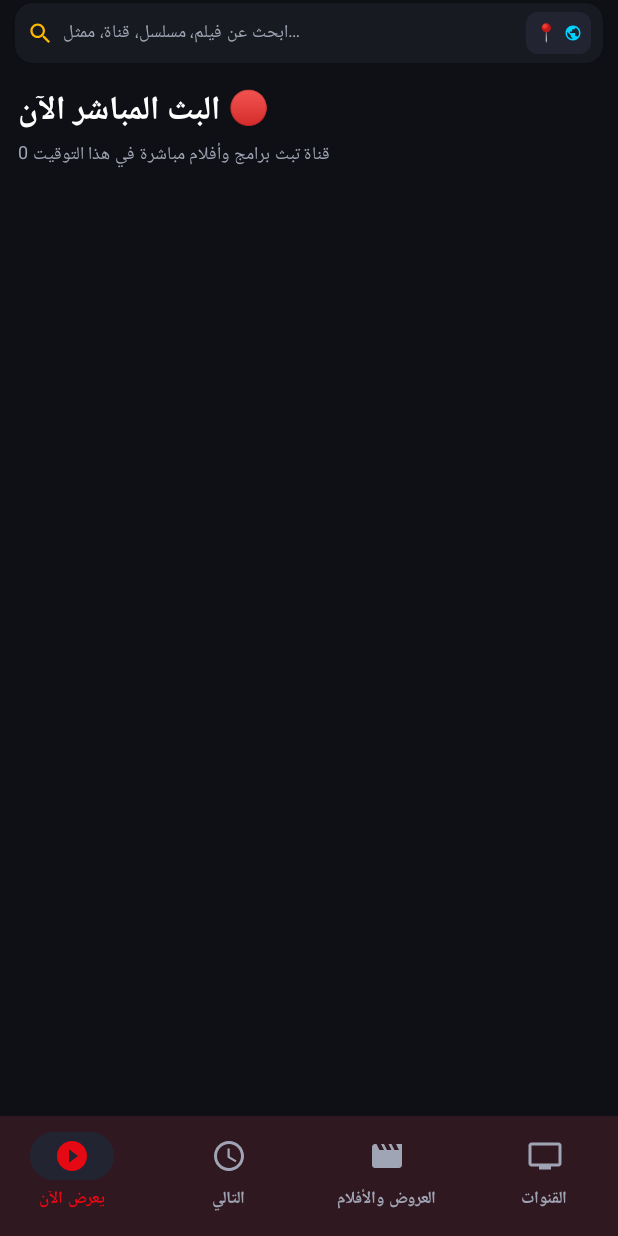
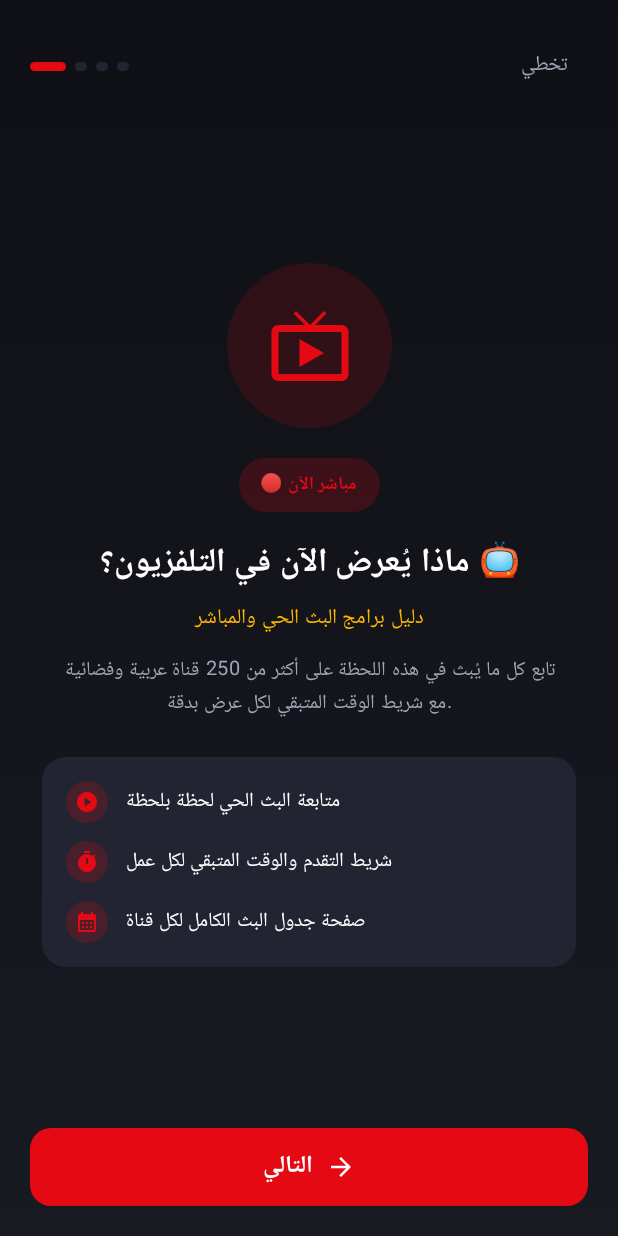
Before and after one commit to khalidfigo43/tv-guide-app-private, an Android app built with Jetpack Compose: the screen it shows after launch (MainActivity), on a phone screen of 412 x 824 dp. Run offline under Robolectric (Android 15) with nearby library versions, the light colour scheme and no system bars; our stand-ins replace AdMob; pictures from the network do not load.

Commit message:
feat: add interactive onboarding tour for new users and bump version to 1.0.1

```diff
--- a/android/app/build.gradle.kts
+++ b/android/app/build.gradle.kts
@@ -13,8 +13,8 @@ android {
         applicationId = "com.tvguide.app"
         minSdk = 24
         targetSdk = 35
-        versionCode = 1
-        versionName = "1.0.0"
+        versionCode = 2
+        versionName = "1.0.1"
 
         testInstrumentationRunner = "androidx.test.runner.AndroidJUnitRunner"
     }
--- a/android/app/src/main/java/com/tvguide/app/MainActivity.kt
+++ b/android/app/src/main/java/com/tvguide/app/MainActivity.kt
@@ -63,6 +63,11 @@ class MainActivity : ComponentActivity() {
                     val viewModel: TvGuideViewModel = viewModel()
                     val uiState by viewModel.uiState.collectAsState()
 
+                    // Onboarding State
+                    var showOnboarding by remember {
+                        mutableStateOf(!com.tvguide.app.ui.screens.OnboardingPrefs.isOnboardingCompleted(context))
+                    }
+
                     // Auto-Update State
                     var availableUpdate by remember { mutableStateOf<AppUpdateInfo?>(null) }
                     var isDownloadingUpdate by remember { mutableStateOf(false) }
@@ -71,7 +76,7 @@ class MainActivity : ComponentActivity() {
                     // Check for Updates on App Start
                     LaunchedEffect(Unit) {
                         try {
-                            val currentVersionCode = 1 // Current App Version Code
+                            val currentVersionCode = 2 // v1.0.1 Version Code
                             val update = UpdateManager.checkForUpdate(currentVersionCode)
                             if (update != null) {
                                 availableUpdate = update
@@ -83,6 +88,10 @@ class MainActivity : ComponentActivity() {
 
                     if (uiState.isLoading) {
                         SplashScreen()
+                    } else if (showOnboarding) {
+                        com.tvguide.app.ui.screens.OnboardingScreen(
+                            onFinished = { showOnboarding = false }
+                        )
                     } else {
                         TVGuideNavHost(
                             selectedTab = uiState.selectedTab,
--- /dev/null
+++ b/android/app/src/main/java/com/tvguide/app/ui/screens/OnboardingScreen.kt
@@ -0,0 +1,342 @@
+package com.tvguide.app.ui.screens
+
+import android.content.Context
+import androidx.compose.animation.*
+import androidx.compose.foundation.background
+import androidx.compose.foundation.clickable
+import androidx.compose.foundation.layout.*
+import androidx.compose.foundation.pager.HorizontalPager
+import androidx.compose.foundation.pager.rememberPagerState
+import androidx.compose.foundation.shape.CircleShape
+import androidx.compose.foundation.shape.RoundedCornerShape
+import androidx.compose.material.icons.Icons
+import androidx.compose.material.icons.automirrored.filled.ArrowForward
+import androidx.compose.material.icons.filled.*
+import androidx.compose.material3.*
+import androidx.compose.runtime.*
+import androidx.compose.ui.Alignment
+import androidx.compose.ui.Modifier
+import androidx.compose.ui.draw.clip
+import androidx.compose.ui.graphics.Brush
+import androidx.compose.ui.graphics.Color
+import androidx.compose.ui.graphics.vector.ImageVector
+import androidx.compose.ui.platform.LocalContext
+import androidx.compose.ui.text.font.FontWeight
+import androidx.compose.ui.text.style.TextAlign
+import androidx.compose.ui.unit.dp
+import androidx.compose.ui.unit.sp
+import com.tvguide.app.ui.theme.*
+import kotlinx.coroutines.launch
+
+data class OnboardingStep(
+    val title: String,
+    val subtitle: String,
+    val description: String,
+    val icon: ImageVector,
+    val badgeText: String,
+    val badgeColor: Color,
+    val features: List<Pair<String, ImageVector>>
+)
+
+object OnboardingPrefs {
+    private const val PREFS_NAME = "tvguide_user_prefs"
+    private const val KEY_ONBOARDING_COMPLETED = "has_completed_onboarding_v1"
+
+    fun isOnboardingCompleted(context: Context): Boolean {
+        val prefs = context.getSharedPreferences(PREFS_NAME, Context.MODE_PRIVATE)
+        return prefs.getBoolean(KEY_ONBOARDING_COMPLETED, false)
+    }
+
+    fun setOnboardingCompleted(context: Context) {
+        val prefs = context.getSharedPreferences(PREFS_NAME, Context.MODE_PRIVATE)
+        prefs.edit().putBoolean(KEY_ONBOARDING_COMPLETED, true).apply()
+    }
+}
+
+@Composable
+fun OnboardingScreen(
+    onFinished: () -> Unit
+) {
+    val context = LocalContext.current
+    val scope = rememberCoroutineScope()
+
+    val steps = remember {
+        listOf(
+            OnboardingStep(
+                title = "ماذا يُعرض الآن في التلفزيون؟ 📺",
+                subtitle = "دليل برامج البث الحي والمباشر",
+                description = "تابع كل ما يُبث في هذه اللحظة على أكثر من 250 قناة عربية وفضائية مع شريط الوقت المتبقي لكل عرض بدقة.",
+                icon = Icons.Default.LiveTv,
+                badgeText = "🔴 مباشر الآن",
+                badgeColor = PrimaryRed,
+                features = listOf(
+                    "متابعة البث الحي لحظة بلحظة" to Icons.Default.PlayCircle,
+                    "شريط التقدم والوقت المتبقي لكل عمل" to Icons.Default.Timer,
+                    "صفحة جدول البث الكامل لكل قناة" to Icons.Default.CalendarMonth
+                )
+            ),
+            OnboardingStep(
+                title = "فرز وتصنيف ذكي 100% 🎬",
+                subtitle = "أفلام، مسلسلات، رياضة ووثائقيات",
+                description = "تصفح العروض والأفلام بدقة تامة. شاهد تفاصيل قصة العمل، طاقم الممثلين، وقنوات ومواعيد العرض القادمة.",
+                icon = Icons.Default.Movie,
+                badgeText = "✨ فئات نقية",
+                badgeColor = AccentCyan,
+                features = listOf(
+                    "قسم مستقل للأفلام والمسلسلات والوثائقيات" to Icons.Default.LocalMovies,
+                    "طاقم العمل والتمثيل مع صور الممثلين" to Icons.Default.Groups,
+                    "بحث فوري بالاسم أو القناة أو الممثل" to Icons.Default.Search
+                )
+            ),
+            OnboardingStep(
+                title = "نظام التذكيرات الذكي ⏰",
+                subtitle = "لا تفوت برامجك ومسلسلاتك المفضلة",
+                description = "اضغط على «ذكّرني» في أي برنامج ليقوم التطبيق بجدولة إشعارات دقيقة قبل بدء العرض بالخيارات التي تفضلها.",
+                icon = Icons.Default.NotificationsActive,
+                badgeText = "🔔 تنبيهات مسبقة",
+                badgeColor = AccentGold,
+                features = listOf(
+                    "تنبيه مبكر قبل موعد العرض بساعة" to Icons.Default.Alarm,
+                    "تنبيه استعداد قبل بدء العرض بـ 10 دقائق" to Icons.Default.HourglassTop,
+                    "إشعار فوري عند بدء العرض على القناة" to Icons.Default.Tv
+                )
+            ),
+            OnboardingStep(
+                title = "ضبط التوقيت والتحكم الكامل 🌍",
+                subtitle = "حسب موقعك وتفضيلاتك الشخصية",
+                description = "يضبط التطبيق مواعيد العروض تلقائياً بحسب دولتك، مع إمكانية إظهار أو إخفاء القنوات المشفرة والمدفوعة بنقرة واحدة.",
+                icon = Icons.Default.Public,
+                badgeText = "📍 توقيت محلي",
+                badgeColor = Color(0xFF10B981),
+                features = listOf(
+                    "تحديد تلقائي لتوقيت دولتك أو اختيار بلدك" to Icons.Default.LocationOn,
+                    "زر لإخفاء أو إظهار القنوات المشفرة (OSN)" to Icons.Default.Lock,
+                    "تحديثات تلقائية للبيانات والنسخ الجديدة" to Icons.Default.SystemUpdate
+                )
+            )
+        )
+    }
+
+    val pagerState = rememberPagerState(pageCount = { steps.size })
+
+    Box(
+        modifier = Modifier
+            .fillMaxSize()
+            .background(
+                Brush.verticalGradient(
+                    colors = listOf(DarkBackground, DarkSurface)
+                )
+            )
+            .systemBarsPadding()
+    ) {
+        Column(
+            modifier = Modifier
+                .fillMaxSize()
+                .padding(20.dp),
+            horizontalAlignment = Alignment.CenterHorizontally,
+            verticalArrangement = Arrangement.SpaceBetween
+        ) {
+            // Top Bar with Skip Button
+            Row(
+                modifier = Modifier.fillMaxWidth(),
+                horizontalArrangement = Arrangement.SpaceBetween,
+                verticalAlignment = Alignment.CenterVertically
+            ) {
+                // Step Indicator Pills
+                Row(
+                    horizontalArrangement = Arrangement.spacedBy(6.dp),
+                    verticalAlignment = Alignment.CenterVertically
+                ) {
+                    repeat(steps.size) { index ->
+                        val isSelected = pagerState.currentPage == index
+                        Box(
+                            modifier = Modifier
+                                .height(6.dp)
+                                .width(if (isSelected) 24.dp else 8.dp)
+                                .clip(CircleShape)
+                                .background(if (isSelected) PrimaryRed else DarkSurfaceVariant)
+                        )
+                    }
+                }
+
+                TextButton(
+                    onClick = {
+                        OnboardingPrefs.setOnboardingCompleted(context)
+                        onFinished()
+                    }
+                ) {
+                    Text(
+                        text = "تخطي",
+                        color = TextSecondary,
+                        fontSize = 14.sp,
+                        fontWeight = FontWeight.Medium
+                    )
+                }
+            }
+
+            // Pager Content
+            HorizontalPager(
+                state = pagerState,
+                modifier = Modifier
+                    .weight(1f)
+                    .fillMaxWidth()
+            ) { page ->
+                val step = steps[page]
+                Column(
+                    modifier = Modifier
+                        .fillMaxSize()
+                        .padding(horizontal = 8.dp),
+                    horizontalAlignment = Alignment.CenterHorizontally,
+                    verticalArrangement = Arrangement.Center
+                ) {
+                    // Big Icon Box with glowing background
+                    Box(
+                        modifier = Modifier
+                            .size(110.dp)
+                            .background(step.badgeColor.copy(alpha = 0.15f), CircleShape)
+                            .padding(20.dp),
+                        contentAlignment = Alignment.Center
+                    ) {
+                        Icon(
+                            imageVector = step.icon,
+                            contentDescription = null,
+                            tint = step.badgeColor,
+                            modifier = Modifier.size(56.dp)
+                        )
+                    }
+
+                    Spacer(modifier = Modifier.height(20.dp))
+
+                    // Badge
+                    Surface(
+                        color = step.badgeColor.copy(alpha = 0.2f),
+                        shape = RoundedCornerShape(20.dp)
+                    ) {
+                        Text(
+                            text = step.badgeText,
+                            color = step.badgeColor,
+                            fontSize = 12.sp,
+                            fontWeight = FontWeight.Bold,
+                            modifier = Modifier.padding(horizontal = 14.dp, vertical = 6.dp)
+                        )
+                    }
+
+                    Spacer(modifier = Modifier.height(16.dp))
+
+                    // Title
+                    Text(
+                        text = step.title,
+                        color = Color.White,
+                        fontSize = 22.sp,
+                        fontWeight = FontWeight.Bold,
+                        textAlign = TextAlign.Center
+                    )
+
+                    Spacer(modifier = Modifier.height(6.dp))
+
+                    // Subtitle
+                    Text(
+                        text = step.subtitle,
+                        color = AccentGold,
+                        fontSize = 14.sp,
+                        fontWeight = FontWeight.Medium,
+                        textAlign = TextAlign.Center
+                    )
+
+                    Spacer(modifier = Modifier.height(12.dp))
+
+                    // Description
+                    Text(
+                        text = step.description,
+                        color = TextSecondary,
+                        fontSize = 13.sp,
+                        lineHeight = 22.sp,
+                        textAlign = TextAlign.Center,
+                        modifier = Modifier.padding(horizontal = 12.dp)
+                    )
+
+                    Spacer(modifier = Modifier.height(24.dp))
+
+                    // Features Card
+                    Surface(
+                        color = DarkSurfaceVariant,
+                        shape = RoundedCornerShape(16.dp),
+                        modifier = Modifier.fillMaxWidth()
+                    ) {
+                        Column(
+                            modifier = Modifier.padding(16.dp),
+                            verticalArrangement = Arrangement.spacedBy(12.dp)
+                        ) {
+                            step.features.forEach { (text, icon) ->
+                                Row(
+                                    verticalAlignment = Alignment.CenterVertically
+                                ) {
+                                    Box(
+                                        modifier = Modifier
+                                            .size(28.dp)
+                                            .background(step.badgeColor.copy(alpha = 0.2f), CircleShape),
+                                        contentAlignment = Alignment.Center
+                                    ) {
+                                        Icon(
+                                            imageVector = icon,
+                                            contentDescription = null,
+                                            tint = step.badgeColor,
+                                            modifier = Modifier.size(16.dp)
+                                        )
+                                    }
+                                    Spacer(modifier = Modifier.width(12.dp))
+                                    Text(
+                                        text = text,
+                                        color = Color.White,
+                                        fontSize = 13.sp,
+                                        fontWeight = FontWeight.Medium
+                                    )
+                                }
+                            }
+                        }
+                    }
+                }
+            }
+
+            // Bottom Buttons
+            val isLastPage = pagerState.currentPage == steps.size - 1
+
+            Button(
+                onClick = {
+                    if (isLastPage) {
+                        OnboardingPrefs.setOnboardingCompleted(context)
+                        onFinished()
+                    } else {
+                        scope.launch {
+                            pagerState.animateScrollToPage(pagerState.currentPage + 1)
+                        }
+                    }
+                },
+                modifier = Modifier
+                    .fillMaxWidth()
+                    .height(52.dp),
+                shape = RoundedCornerShape(14.dp),
+                colors = ButtonDefaults.buttonColors(containerColor = PrimaryRed)
+            ) {
+                Row(
+                    verticalAlignment = Alignment.CenterVertically,
+                    horizontalArrangement = Arrangement.Center
+                ) {
+                    Text(
+                        text = if (isLastPage) "ابدأ الاستخدام الآن 🚀" else "التالي",
+                        fontSize = 16.sp,
+                        fontWeight = FontWeight.Bold,
+                        color = Color.White
+                    )
+                    Spacer(modifier = Modifier.width(8.dp))
+                    Icon(
+                        imageVector = if (isLastPage) Icons.Default.CheckCircle else Icons.AutoMirrored.Filled.ArrowForward,
+                        contentDescription = null,
+                        tint = Color.White,
+                        modifier = Modifier.size(20.dp)
+                    )
+                }
+            }
+        }
+    }
+}
```
Also changed, not shown: 1 other file.
